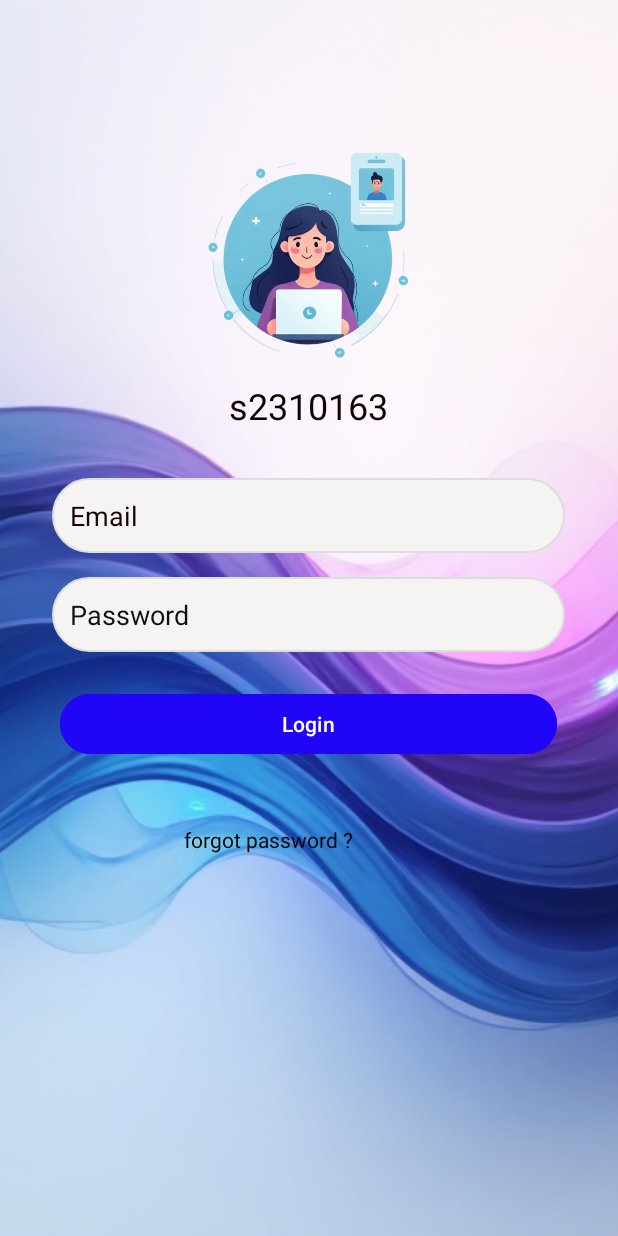
After one commit to Sandaruwan720/labtest_EEI4369, an Android app: the LoginActivity screen opened directly, with no data from a screen before it, on a phone screen of 412 x 824 dp. The commit adds this screen. Run offline under Robolectric (Android 15) with nearby library versions, the phone set to English and light mode, and no system bars.

Commit message:
create login page

```diff
--- a/app/src/main/AndroidManifest.xml
+++ b/app/src/main/AndroidManifest.xml
@@ -20,7 +20,10 @@
 
                 <category android:name="android.intent.category.LAUNCHER" />
             </intent-filter>
+
         </activity>
+        <activity android:name=".LoginActivity" />
+
     </application>
 
 </manifest>
--- /dev/null
+++ b/app/src/main/java/com/s23010163/sandaruwan/LoginActivity.java
@@ -0,0 +1,12 @@
+package com.s23010163.sandaruwan;
+
+import android.os.Bundle;
+import androidx.appcompat.app.AppCompatActivity;
+
+public class LoginActivity extends AppCompatActivity {
+    @Override
+    protected void onCreate(Bundle savedInstanceState) {
+        super.onCreate(savedInstanceState);
+        setContentView(R.layout.activity_login);
+    }
+}
--- a/app/src/main/java/com/s23010163/sandaruwan/MainActivity.java
+++ b/app/src/main/java/com/s23010163/sandaruwan/MainActivity.java
@@ -1,6 +1,9 @@
 package com.s23010163.sandaruwan;
 
+import android.content.Intent;
 import android.os.Bundle;
+import android.view.View;
+import android.widget.Button;
 
 import androidx.activity.EdgeToEdge;
 import androidx.appcompat.app.AppCompatActivity;
@@ -10,15 +13,28 @@ import androidx.core.view.WindowInsetsCompat;
 
 public class MainActivity extends AppCompatActivity {
 
+    private Button btnGetStart;
+
     @Override
     protected void onCreate(Bundle savedInstanceState) {
         super.onCreate(savedInstanceState);
         EdgeToEdge.enable(this);
         setContentView(R.layout.activity_main);
+
         ViewCompat.setOnApplyWindowInsetsListener(findViewById(R.id.main), (v, insets) -> {
             Insets systemBars = insets.getInsets(WindowInsetsCompat.Type.systemBars());
             v.setPadding(systemBars.left, systemBars.top, systemBars.right, systemBars.bottom);
             return insets;
         });
+
+        btnGetStart = findViewById(R.id.button);
+        btnGetStart.setOnClickListener(new View.OnClickListener() {
+            @Override
+            public void onClick(View view) {
+                // Navigate to LoginActivity when button clicked
+                Intent intent = new Intent(MainActivity.this, LoginActivity.class);
+                startActivity(intent);
+            }
+        });
     }
 }
--- /dev/null
+++ b/app/src/main/res/drawable/rounded_edittext.xml
@@ -0,0 +1,9 @@
+<!-- res/drawable/rounded_edittext.xml -->
+<shape xmlns:android="http://schemas.android.com/apk/res/android"
+    android:shape="rectangle">
+    <solid android:color="#F6F3F3" /> <!-- Background color -->
+    <corners android:radius="50dp" /> <!-- Adjust corner radius -->
+    <stroke
+        android:width="1dp"
+        android:color="#DDDDDD" /> <!-- Optional border -->
+</shape>
--- /dev/null
+++ b/app/src/main/res/layout/activity_login.xml
@@ -0,0 +1,95 @@
+<?xml version="1.0" encoding="utf-8"?>
+<FrameLayout xmlns:android="http://schemas.android.com/apk/res/android"
+    xmlns:app="http://schemas.android.com/apk/res-auto"
+    android:layout_width="match_parent"
+    android:layout_height="match_parent"
+    >
+
+
+    <!-- Background Image filling the whole screen -->
+    <ImageView
+        android:id="@+id/backgroundImage"
+        android:layout_width="match_parent"
+        android:layout_height="match_parent"
+        android:scaleType="centerCrop"
+        app:srcCompat="@drawable/loginpagebackgroundimage" />
+
+    <!-- Logo anchored to top -->
+
+    <!-- Login content -->
+
+    <ImageView
+        android:id="@+id/imageView4"
+        android:layout_width="319dp"
+        android:layout_height="250dp"
+        android:layout_gravity="top|center_horizontal"
+        android:layout_marginTop="48dp"
+        android:scaleType="fitCenter"
+        app:srcCompat="@drawable/loginscreenlogo" />
+
+    <LinearLayout
+        android:layout_width="match_parent"
+        android:layout_height="match_parent"
+        android:layout_marginTop="230dp"
+        android:gravity="center_horizontal"
+        android:orientation="vertical"
+        android:padding="24dp"> <!-- Push down to make space for logo -->
+
+        <TextView
+            android:id="@+id/tvWelcome"
+            android:layout_width="wrap_content"
+            android:layout_height="wrap_content"
+            android:layout_marginBottom="32dp"
+            android:text="s2310163"
+            android:textAlignment="center"
+            android:textColor="#0F0202"
+            android:textSize="24sp" />
+
+        <EditText
+            android:id="@+id/etEmail"
+            android:layout_width="342dp"
+            android:layout_height="50dp"
+            android:background="@drawable/rounded_edittext"
+            android:hint="Email"
+            android:inputType="textEmailAddress"
+            android:padding="12dp"
+            android:textColor="#180202"
+            android:textColorHint="#160303" />
+
+        <EditText
+            android:id="@+id/etPassword"
+            android:layout_width="342dp"
+            android:layout_height="50dp"
+            android:layout_marginTop="16dp"
+            android:background="@drawable/rounded_edittext"
+            android:hint="Password"
+            android:inputType="textPassword"
+            android:padding="12dp"
+            android:textColor="#000000"
+            android:textColorHint="#101010" />
+
+        <Button
+            android:id="@+id/btnLogin"
+            android:layout_width="331dp"
+            android:layout_height="wrap_content"
+            android:layout_marginTop="24dp"
+            android:backgroundTint="#2105F6"
+            android:text="Login"
+            android:textColor="#FFFFFF" />
+
+        <TextView
+            android:layout_width="wrap_content"
+            android:layout_height="wrap_content"
+            android:layout_marginTop="24dp" />
+
+        <TextView
+            android:id="@+id/textView"
+            android:layout_width="166dp"
+            android:layout_height="wrap_content"
+            android:text="forgot password ?"
+            android:textColor="#050101" />
+
+    </LinearLayout>
+
+
+</FrameLayout>
--- a/app/src/main/res/layout/activity_main.xml
+++ b/app/src/main/res/layout/activity_main.xml
@@ -27,20 +27,41 @@
         android:layout_height="wrap_content"
         android:fontFamily="serif"
         android:text="WELLCOME"
+        android:textColor="#4160BC"
+        android:textColorLink="#A91919"
         android:textSize="34sp"
         android:textStyle="bold"
         app:layout_constraintBottom_toBottomOf="parent"
         app:layout_constraintEnd_toEndOf="parent"
+        app:layout_constraintHorizontal_bias="0.497"
         app:layout_constraintStart_toStartOf="parent"
         app:layout_constraintTop_toTopOf="@+id/imageView"
-        app:layout_constraintVertical_bias="0.218" />
+        app:layout_constraintVertical_bias="0.067" />
 
     <ImageView
         android:id="@+id/imageView5"
         android:layout_width="wrap_content"
         android:layout_height="wrap_content"
         app:srcCompat="@drawable/wellcomeimage1"
-        tools:layout_editor_absoluteX="0dp"
-        tools:layout_editor_absoluteY="-16dp" />
+        tools:layout_editor_absoluteX="16dp"
+        tools:layout_editor_absoluteY="-58dp" />
+
+    <Button
+        android:id="@+id/button"
+        android:layout_width="286dp"
+        android:layout_height="42dp"
+        android:backgroundTint="#9A32DE"
+        android:text="Get start"
+        android:textColorLink="#FE5109E4"
+        app:iconTint="#A63030"
+        app:layout_constraintBottom_toBottomOf="parent"
+        app:layout_constraintEnd_toEndOf="parent"
+        app:layout_constraintHorizontal_bias="0.64"
+        app:layout_constraintStart_toStartOf="parent"
+        app:layout_constraintTop_toTopOf="parent"
+        app:layout_constraintVertical_bias="0.789"
+
+
+    />
 
 </androidx.constraintlayout.widget.ConstraintLayout>
```
Also changed, not shown: app/src/main/res/drawable/loginpagebackgroundimage.jpg (added), app/src/main/res/drawable/loginscreenlogo.png (added).
